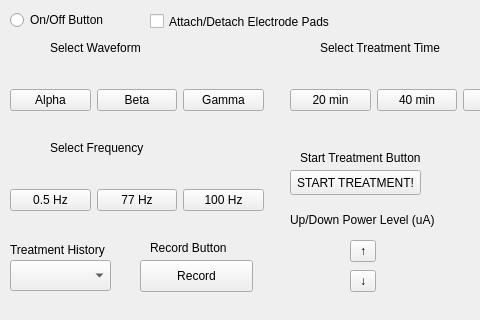
The window that mainwindow.ui (j4d3l1/CES) describes before a commit, drawn with Qt 5; both pictures show x 0 to 480 and y 0 to 320 of the 717 by 649 pixel window.
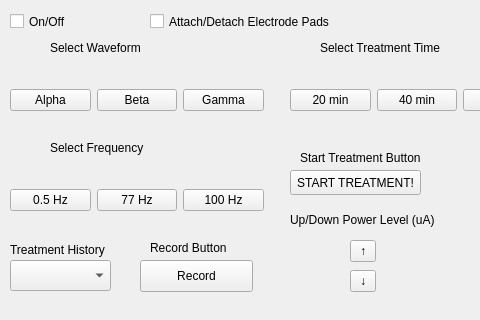
The same window after the commit.

Commit message: added displayWaveForm, displayTime, changed previous displayTime to displayCountDown

```diff
--- a/mainwindow.ui
+++ b/mainwindow.ui
@@ -79,19 +79,6 @@
      <string>Record Button</string>
     </property>
    </widget>
-   <widget class="QRadioButton" name="onOffToggle">
-    <property name="geometry">
-     <rect>
-      <x>10</x>
-      <y>10</y>
-      <width>111</width>
-      <height>20</height>
-     </rect>
-    </property>
-    <property name="text">
-     <string>On/Off Button</string>
-    </property>
-   </widget>
    <widget class="QLabel" name="label_3">
     <property name="geometry">
      <rect>
@@ -316,6 +303,19 @@
      <string>Attach/Detach Electrode Pads</string>
     </property>
    </widget>
+   <widget class="QCheckBox" name="onOffToggle">
+    <property name="geometry">
+     <rect>
+      <x>10</x>
+      <y>10</y>
+      <width>101</width>
+      <height>23</height>
+     </rect>
+    </property>
+    <property name="text">
+     <string>On/Off</string>
+    </property>
+   </widget>
   </widget>
   <widget class="QMenuBar" name="menubar">
    <property name="geometry">
```
The commit also changes 2 other files.
